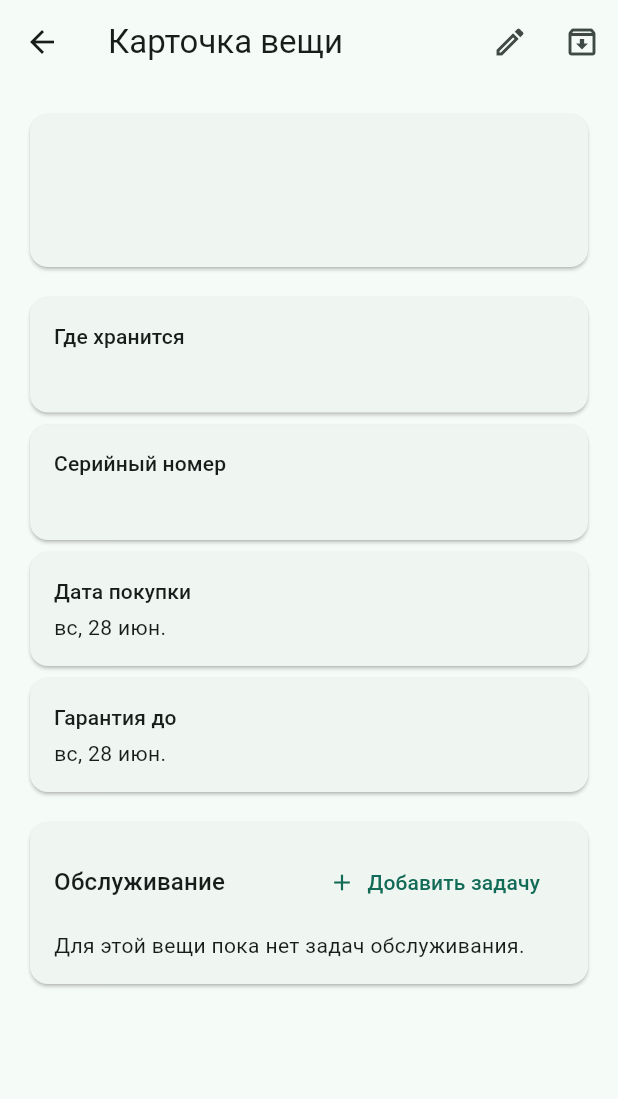
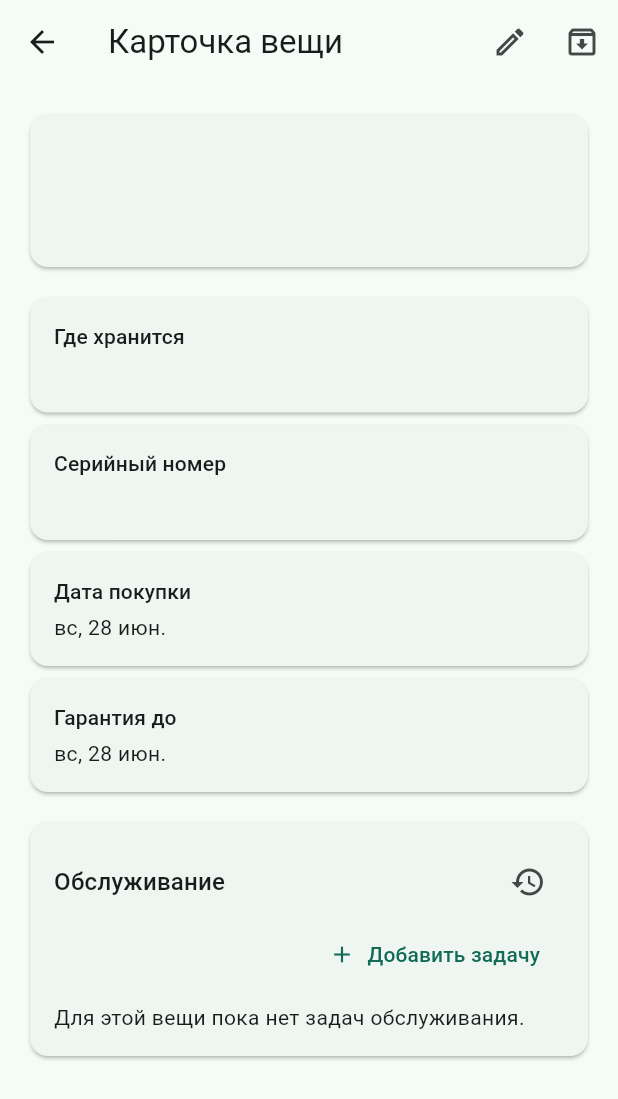
Before and after one commit to DizzyZ7/home-ledger, a Flutter app: the _ItemDetails screen opened directly with empty values, on a phone screen of 412 x 824 dp. Shown: the top 1099 px of the screen. Run offline on Flutter 3.47's test engine with Material 3 defaults, Android fonts, the phone set to English and light mode, and no system bars; our stand-ins replace dio, flutter_riverpod, flutter_secure_storage, go_router, hive_flutter; accounts and stored records are empty.

Commit message:
feat(mobile): open maintenance history from item detail

```diff
--- a/apps/mobile/lib/features/items/presentation/item_detail_screen.dart
+++ b/apps/mobile/lib/features/items/presentation/item_detail_screen.dart
@@ -6,6 +6,7 @@ import '../../../core/localization/app_localizations.dart';
 import '../../dashboard/presentation/item_list_controller.dart';
 import '../../maintenance/domain/maintenance_task.dart';
 import '../../maintenance/presentation/item_maintenance_tasks_provider.dart';
+import '../../maintenance/presentation/maintenance_history_controller.dart';
 import '../../maintenance/presentation/maintenance_list_controller.dart';
 import '../../maintenance/presentation/maintenance_localizations.dart';
 import '../domain/home_item.dart';
@@ -170,6 +171,10 @@ class _ItemDetails extends ConsumerWidget {
           _ItemMaintenanceSection(
             item: item,
             onAddTask: () => _openMaintenanceForm(context, ref),
+            onOpenHistory: () => context.push(
+              '/items/${item.id}/maintenance-history',
+              extra: item,
+            ),
           ),
         ],
       ),
@@ -178,10 +183,15 @@ class _ItemDetails extends ConsumerWidget {
 }
 
 class _ItemMaintenanceSection extends ConsumerStatefulWidget {
-  const _ItemMaintenanceSection({required this.item, required this.onAddTask});
+  const _ItemMaintenanceSection({
+    required this.item,
+    required this.onAddTask,
+    required this.onOpenHistory,
+  });
 
   final HomeItem item;
   final Future<void> Function() onAddTask;
+  final VoidCallback onOpenHistory;
 
   @override
   ConsumerState<_ItemMaintenanceSection> createState() => _ItemMaintenanceSectionState();
@@ -194,6 +204,8 @@ class _ItemMaintenanceSectionState extends ConsumerState<_ItemMaintenanceSection
     setState(() => _completingTaskId = task.id);
     try {
       await ref.read(maintenanceListControllerProvider.notifier).completeTask(task.id);
+      ref.invalidate(maintenanceHistoryProvider(null));
+      ref.invalidate(maintenanceHistoryProvider(widget.item.id));
       ref.invalidate(itemMaintenanceTasksProvider(widget.item.id));
       if (!mounted) {
         return;
@@ -230,14 +242,21 @@ class _ItemMaintenanceSectionState extends ConsumerState<_ItemMaintenanceSection
                 Expanded(
                   child: Text(l10n.maintenance, style: Theme.of(context).textTheme.titleMedium),
                 ),
-                TextButton.icon(
-                  onPressed: () {
-                    widget.onAddTask();
-                  },
-                  icon: const Icon(Icons.add),
-                  label: Text(l10n.addMaintenance),
+                IconButton(
+                  key: const ValueKey('item-maintenance-history-action'),
+                  tooltip: l10n.maintenanceHistory,
+                  icon: const Icon(Icons.history_outlined),
+                  onPressed: widget.onOpenHistory,
                 ),
               ],
+            ),
+            Align(
+              alignment: Alignment.centerRight,
+              child: TextButton.icon(
+                onPressed: widget.onAddTask,
+                icon: const Icon(Icons.add),
+                label: Text(l10n.addMaintenance),
+              ),
             ),
             const SizedBox(height: 8),
             tasks.when(
```
